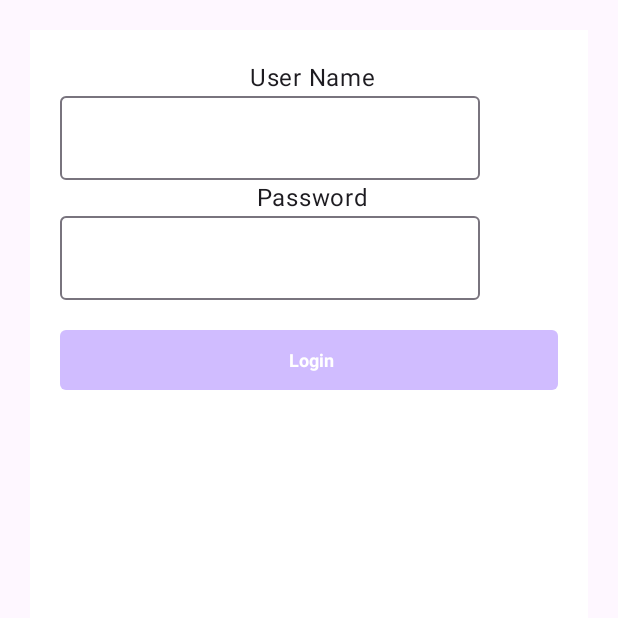
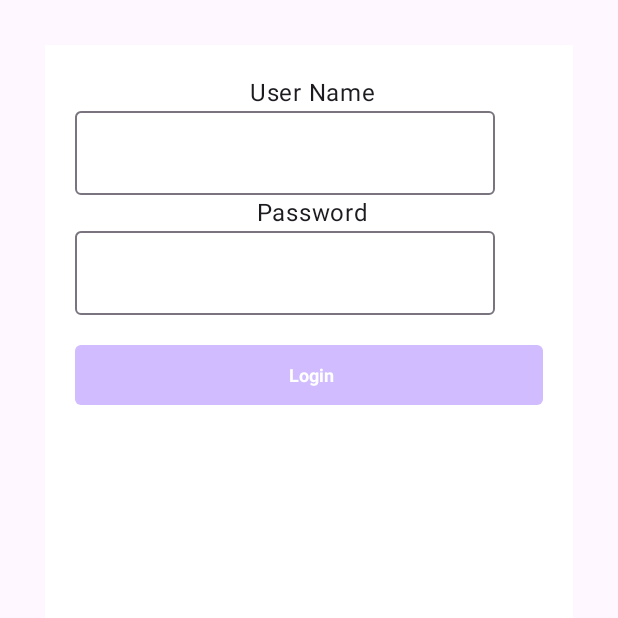
Before and after one commit to akshat-application/E-commerce-Apps, an Android app built with Jetpack Compose: the composable LoginScreen shown on its own in the app's theme, on a phone screen of 412 x 824 dp, the top half of it. Run offline under Robolectric (Android 15) with nearby library versions, the phone set to English and light mode, and no system bars; our stand-ins replace Dagger/Hilt's generated code.

Commit message:
updated functionality

```diff
--- a/app/src/main/java/com/akshat/eCommerce/screen/loginUI/LoginScreen.kt
+++ b/app/src/main/java/com/akshat/eCommerce/screen/loginUI/LoginScreen.kt
@@ -42,6 +42,7 @@ fun LoginScreen(
         Modifier
             .padding(20.dp)
             .fillMaxSize()
+            .padding(10.dp)
             .background(Color.White)
     ) {
         Box(
```
